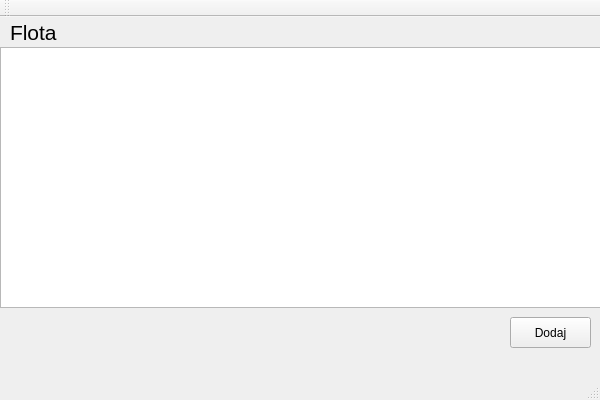
First picture: the form in CarFleet.ui, repository bwalczyk1/CarFleet, before the edit.
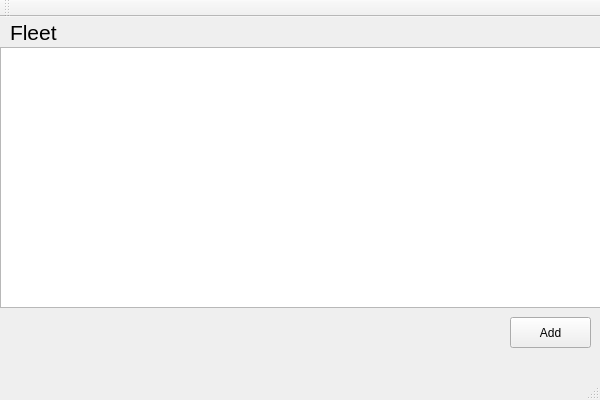
Second picture: the form after the edit.

Commit message: ui english translate

Patch:
```diff
--- a/CarFleet.ui
+++ b/CarFleet.ui
@@ -39,7 +39,7 @@
      </font>
     </property>
     <property name="text">
-     <string>Flota</string>
+     <string>Fleet</string>
     </property>
    </widget>
    <widget class="QPushButton" name="addButton">
@@ -52,7 +52,7 @@
      </rect>
     </property>
     <property name="text">
-     <string>Dodaj</string>
+     <string>Add</string>
     </property>
    </widget>
   </widget>
```
The commit also changes 2 other files.
